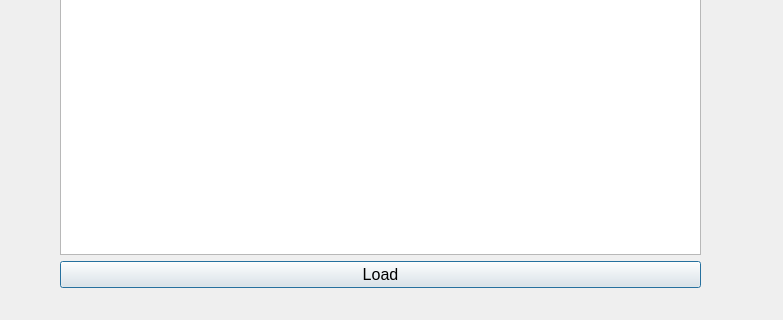
foxfrikses/chess, file source/replay_list_games_window.ui: the form before one commit; both pictures show x 0 to 783 and y 183 to 503 of the 783 by 503 pixel window.
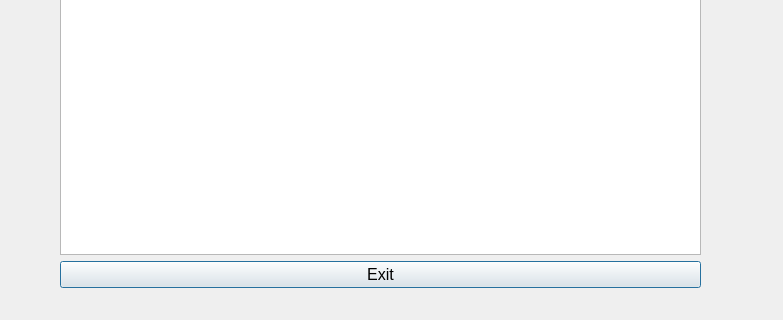
The form after the commit.

What changed in the file:
```diff
--- a/source/replay_list_games_window.ui
+++ b/source/replay_list_games_window.ui
@@ -13,7 +13,7 @@
   <property name="windowTitle">
    <string>Dialog</string>
   </property>
-  <widget class="QWidget" name="">
+  <widget class="QWidget" name="layoutWidget">
    <property name="geometry">
     <rect>
      <x>60</x>
@@ -55,7 +55,7 @@
        </font>
       </property>
       <property name="text">
-       <string>Load</string>
+       <string>Exit</string>
       </property>
      </widget>
     </item>
```
Left out of the diff: 2 changed lines with no effect on the pictures.
